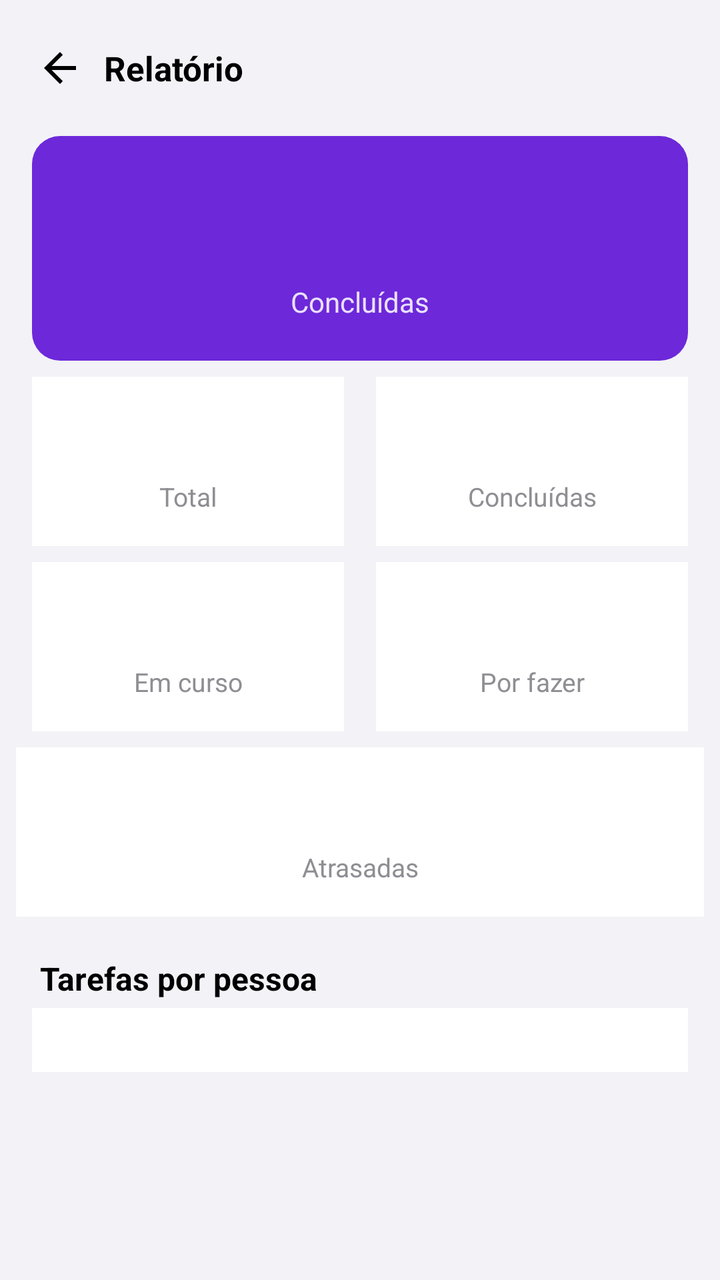
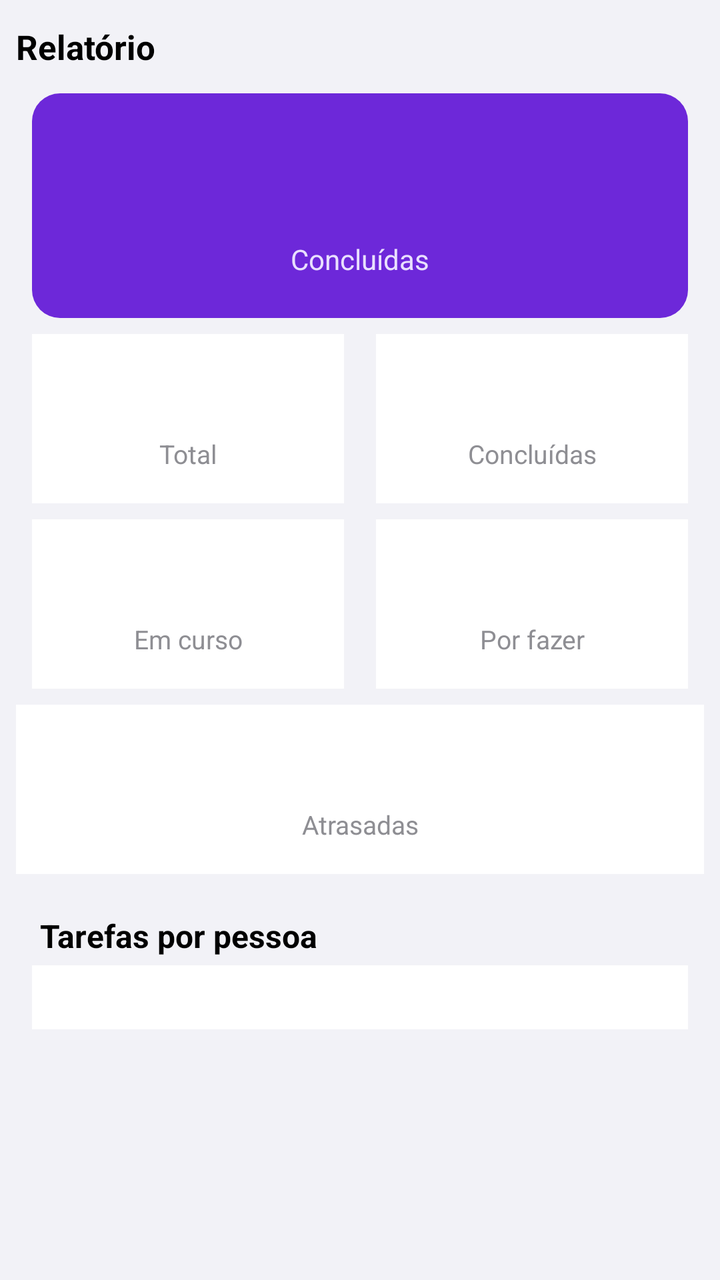

The first picture is an Android layout as it rendered before a commit; the second is the same layout after the commit. The layout source and the unified diff follow.
<!-- AndroidManifest.xml: application theme Theme.TaskFlow -->
<!-- res/layout/activity_relatorio.xml -->
<?xml version="1.0" encoding="utf-8"?>
<LinearLayout xmlns:android="http://schemas.android.com/apk/res/android"
    android:id="@+id/raiz"
    android:layout_width="match_parent"
    android:layout_height="match_parent"
    android:background="@color/fundo"
    android:orientation="vertical">

    
    <ProgressBar
        android:id="@+id/loading"
        android:layout_width="wrap_content"
        android:layout_height="wrap_content"
        android:layout_gravity="center"
        android:layout_marginTop="48dp"
        android:visibility="gone" />

    <LinearLayout
        android:layout_width="match_parent"
        android:layout_height="wrap_content"
        android:gravity="center_vertical"
        android:orientation="horizontal"
        android:paddingStart="8dp"
        android:paddingEnd="8dp"
        android:paddingTop="12dp"
        android:paddingBottom="4dp">

        <ImageButton
            android:id="@+id/botao_voltar"
            android:layout_width="44dp"
            android:layout_height="44dp"
            android:background="?attr/selectableItemBackgroundBorderless"
            android:contentDescription="@string/voltar"
            android:src="@drawable/ic_voltar" />

        <TextView
            android:layout_width="0dp"
            android:layout_height="wrap_content"
            android:layout_weight="1"
            android:text="@string/relatorio"
            android:textColor="@color/texto"
            android:textSize="17sp"
            android:textStyle="bold" />
    </LinearLayout>

    <ScrollView
        android:layout_width="match_parent"
        android:layout_height="match_parent">

        <LinearLayout
            android:layout_width="match_parent"
            android:layout_height="wrap_content"
            android:orientation="vertical"
            android:paddingBottom="32dp">

            <LinearLayout
                android:layout_width="match_parent"
                android:layout_height="wrap_content"
                android:layout_marginStart="16dp"
                android:layout_marginEnd="16dp"
                android:layout_marginTop="8dp"
                android:background="@drawable/bg_botao"
                android:orientation="vertical"
                android:padding="20dp">

                <TextView
                    android:id="@+id/numero_percentagem"
                    android:layout_width="match_parent"
                    android:layout_height="wrap_content"
                    android:gravity="center"
                    android:textColor="@android:color/white"
                    android:textSize="40sp"
                    android:textStyle="bold" />

                <TextView
                    android:layout_width="match_parent"
                    android:layout_height="wrap_content"
                    android:gravity="center"
                    android:text="@string/concluidas"
                    android:textColor="#E9E0FF"
                    android:textSize="14sp" />
            </LinearLayout>

            <LinearLayout
                android:layout_width="match_parent"
                android:layout_height="wrap_content"
                android:layout_marginStart="8dp"
                android:layout_marginEnd="8dp"
                android:layout_marginTop="8dp"
                android:orientation="horizontal">

                <LinearLayout style="@style/TileRelatorio"
                    android:layout_width="0dp" android:layout_height="wrap_content" android:layout_weight="1">

                    <TextView android:id="@+id/numero_total" style="@style/TileNumero" />

                    <TextView android:text="@string/total" style="@style/TileRotulo" />
                </LinearLayout>

                <LinearLayout style="@style/TileRelatorio"
                    android:layout_width="0dp" android:layout_height="wrap_content" android:layout_weight="1">

                    <TextView android:id="@+id/numero_concluidas" style="@style/TileNumero" />

                    <TextView android:text="@string/concluidas" style="@style/TileRotulo" />
                </LinearLayout>
            </LinearLayout>

            <LinearLayout
                android:layout_width="match_parent"
                android:layout_height="wrap_content"
                android:layout_marginStart="8dp"
                android:layout_marginEnd="8dp"
                android:layout_marginTop="8dp"
                android:orientation="horizontal">

                <LinearLayout style="@style/TileRelatorio"
                    android:layout_width="0dp" android:layout_height="wrap_content" android:layout_weight="1">

                    <TextView android:id="@+id/numero_em_curso" style="@style/TileNumero" android:textColor="@color/azul" />

                    <TextView android:text="@string/em_curso" style="@style/TileRotulo" />
                </LinearLayout>

                <LinearLayout style="@style/TileRelatorio"
                    android:layout_width="0dp" android:layout_height="wrap_content" android:layout_weight="1">

                    <TextView android:id="@+id/numero_por_fazer" style="@style/TileNumero" />

                    <TextView android:text="@string/por_fazer" style="@style/TileRotulo" />
                </LinearLayout>
            </LinearLayout>

            <LinearLayout style="@style/TileRelatorio"
                android:layout_width="match_parent"
                android:layout_height="wrap_content"
                android:layout_marginStart="8dp"
                android:layout_marginEnd="8dp"
                android:layout_marginTop="8dp">

                <TextView android:id="@+id/numero_atrasadas" style="@style/TileNumero" android:textColor="@color/vermelho" />

                <TextView android:text="@string/atrasadas" style="@style/TileRotulo" />
            </LinearLayout>

            <TextView
                android:layout_width="match_parent"
                android:layout_height="wrap_content"
                android:layout_marginStart="20dp"
                android:layout_marginTop="20dp"
                android:layout_marginBottom="4dp"
                android:text="@string/por_pessoa"
                android:textColor="@color/texto"
                android:textSize="16sp"
                android:textStyle="bold" />

            <LinearLayout
                android:id="@+id/linha_por_pessoa"
                android:layout_width="match_parent"
                android:layout_height="wrap_content"
                android:layout_marginStart="16dp"
                android:layout_marginEnd="16dp"
                android:background="@color/cartao"
                android:orientation="vertical"
                android:padding="16dp" />
        </LinearLayout>
    </ScrollView>
</LinearLayout>
<!-- resources referenced by this layout -->
<resources>
  <color name="azul">#007AFF</color>
  <color name="cartao">#FFFFFF</color>
  <color name="fundo">#F2F2F7</color>
  <color name="texto">#000000</color>
  <color name="vermelho">#FF3B30</color>
  <!-- drawable bg_botao (drawable) -->
  <?xml version="1.0" encoding="utf-8"?>
  <shape xmlns:android="http://schemas.android.com/apk/res/android">
      <solid android:color="@color/roxo" />
      <corners android:radius="14dp" />
  </shape>
  <!-- drawable ic_voltar (drawable) -->
  <?xml version="1.0" encoding="utf-8"?>
  <vector xmlns:android="http://schemas.android.com/apk/res/android"
      android:width="24dp" android:height="24dp"
      android:viewportWidth="24" android:viewportHeight="24">
      <path android:fillColor="@color/texto" android:pathData="M20,11H7.83l5.59,-5.59L12,4l-8,8 8,8 1.41,-1.41L7.83,13H20v-2z" />
  </vector>
  <string name="atrasadas">Atrasadas</string>
  <string name="concluidas">Concluídas</string>
  <string name="em_curso">Em curso</string>
  <string name="por_fazer">Por fazer</string>
  <string name="por_pessoa">Tarefas por pessoa</string>
  <string name="relatorio">Relatório</string>
  <string name="total">Total</string>
  <string name="voltar">Voltar</string>
  <style name="TileNumero">
          <item name="android:layout_width">match_parent</item>
          <item name="android:layout_height">wrap_content</item>
          <item name="android:gravity">center</item>
          <item name="android:textColor">@color/texto</item>
          <item name="android:textSize">26sp</item>
          <item name="android:textStyle">bold</item>
      </style>
  <style name="TileRelatorio">
          <item name="android:orientation">vertical</item>
          <item name="android:background">@color/cartao</item>
          <item name="android:padding">16dp</item>
          <item name="android:layout_marginStart">8dp</item>
          <item name="android:layout_marginEnd">8dp</item>
      </style>
  <style name="TileRotulo">
          <item name="android:layout_width">match_parent</item>
          <item name="android:layout_height">wrap_content</item>
          <item name="android:gravity">center</item>
          <item name="android:textColor">@color/texto_secundario</item>
          <item name="android:textSize">13sp</item>
      </style>
  <style name="Theme.TaskFlow" parent="Base.Theme.TaskFlow" />
  <color name="roxo">#6D28D9</color>
  <color name="texto_secundario">#8E8E93</color>
  <style name="Base.Theme.TaskFlow" parent="Theme.Material3.DayNight.NoActionBar">
          <item name="colorPrimary">@color/roxo</item>
          <item name="colorOnPrimary">@android:color/white</item>
          <item name="android:colorBackground">@color/fundo</item>
          <item name="colorSurface">@color/cartao</item>
          <item name="colorSurfaceContainer">@color/cartao</item>
          <item name="android:statusBarColor">@android:color/transparent</item>
          <item name="android:navigationBarColor">@android:color/transparent</item>
          <item name="android:windowLightStatusBar">true</item>
      </style>
</resources>

<!-- the commit's change to res/layout/activity_relatorio.xml (unified diff, before → after) -->
@@ -24,14 +24,6 @@
         android:paddingEnd="8dp"
         android:paddingTop="12dp"
         android:paddingBottom="4dp">
-
-        <ImageButton
-            android:id="@+id/botao_voltar"
-            android:layout_width="44dp"
-            android:layout_height="44dp"
-            android:background="?attr/selectableItemBackgroundBorderless"
-            android:contentDescription="@string/voltar"
-            android:src="@drawable/ic_voltar" />
 
         <TextView
             android:layout_width="0dp"
<!-- resource entries referenced after the edit -->
@@ -11,13 +11,6 @@
       <solid android:color="@color/roxo" />
       <corners android:radius="14dp" />
   </shape>
-  <!-- drawable ic_voltar (drawable) -->
-  <?xml version="1.0" encoding="utf-8"?>
-  <vector xmlns:android="http://schemas.android.com/apk/res/android"
-      android:width="24dp" android:height="24dp"
-      android:viewportWidth="24" android:viewportHeight="24">
-      <path android:fillColor="@color/texto" android:pathData="M20,11H7.83l5.59,-5.59L12,4l-8,8 8,8 1.41,-1.41L7.83,13H20v-2z" />
-  </vector>
   <string name="atrasadas">Atrasadas</string>
   <string name="concluidas">Concluídas</string>
   <string name="em_curso">Em curso</string>
@@ -25,7 +18,6 @@
   <string name="por_pessoa">Tarefas por pessoa</string>
   <string name="relatorio">Relatório</string>
   <string name="total">Total</string>
-  <string name="voltar">Voltar</string>
   <style name="TileNumero">
           <item name="android:layout_width">match_parent</item>
           <item name="android:layout_height">wrap_content</item>
